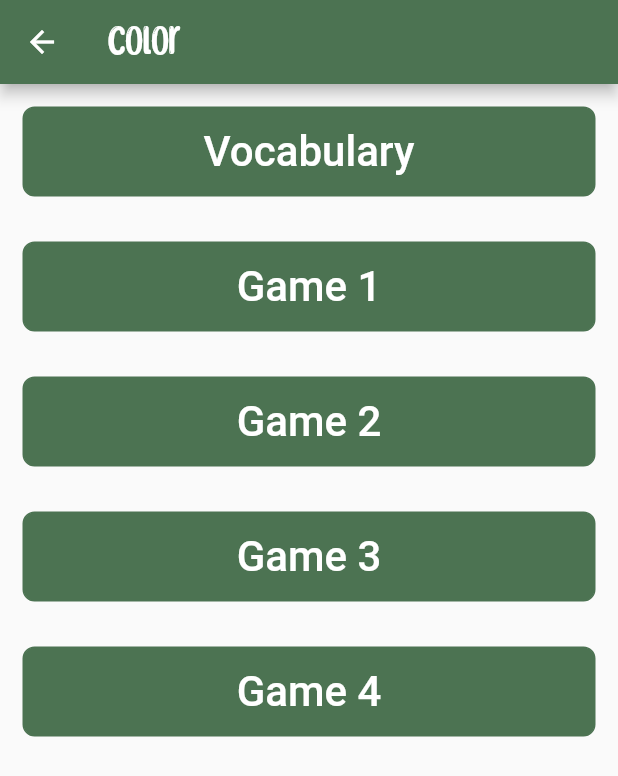
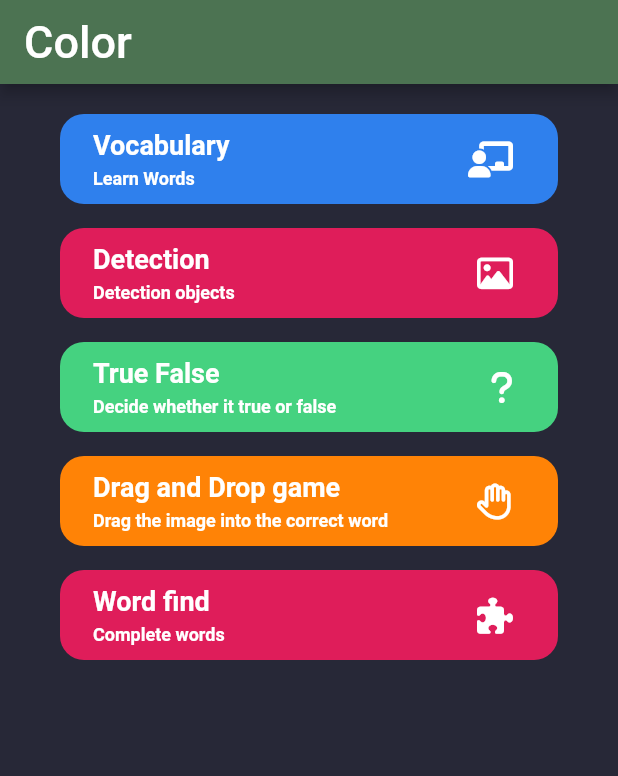
Before and after one commit to quinton2k/english-learning-for-children, a Flutter app: the TopicPage screen opened directly, on a phone screen of 412 x 824 dp. Shown: the top 776 px of the screen. Run offline on Flutter 3.47's test engine with Material 2 defaults, Android fonts, the phone set to English and light mode, and no system bars; our stand-ins replace audioplayers, font_awesome_flutter, just_audio, rflutter_alert; missing offline and left inert: word_search; network calls fail; Roboto replaces fonts that are missing (Manrope).

Commit message:
game UI + fontawesome + update topic page

```diff
--- a/lib/screens/topic_page.dart
+++ b/lib/screens/topic_page.dart
@@ -1,65 +1,111 @@
 import 'package:flutter/material.dart';
-import 'package:flutter/src/foundation/key.dart';
-import 'package:flutter/src/widgets/framework.dart';
 import 'package:learning_english/noglow_behaviour.dart';
+import 'package:font_awesome_flutter/font_awesome_flutter.dart';
 
 class TopicPage extends StatelessWidget {
   const TopicPage({Key? key}) : super(key: key);
 
-  Widget topicSection(String contentName) {
-    return Container(
-      height: 60,
-      margin: const EdgeInsets.all(15.0),
-      padding: const EdgeInsets.all(3.0),
-      decoration: BoxDecoration(
-        borderRadius: BorderRadius.circular(8.0),
-        color: const Color(0xff4C7352),
-        border: Border.all(
-          color: const Color(0xff4C7352),
+  GestureDetector modeButton(
+      String title, String subtitle, IconData icon, Color color, double width) {
+    return GestureDetector(
+      child: Container(
+        decoration: BoxDecoration(
+          color: color,
+          borderRadius: BorderRadius.all(Radius.circular(16)),
+        ),
+        width: width,
+        child: Row(
+          mainAxisAlignment: MainAxisAlignment.spaceBetween,
+          children: [
+            Padding(
+              padding: const EdgeInsets.only(left: 22.0),
+              child: Column(
+                crossAxisAlignment: CrossAxisAlignment.start,
+                children: [
+                  Text(
+                    title,
+                    style: const TextStyle(
+                      fontWeight: FontWeight.bold,
+                      decoration: TextDecoration.none,
+                      fontFamily: 'Manrope',
+                      color: Colors.white,
+                      fontSize: 18.0,
+                    ),
+                  ),
+                  Padding(
+                    padding: const EdgeInsets.only(top: 5.0),
+                    child: Text(
+                      subtitle,
+                      style: const TextStyle(
+                        fontWeight: FontWeight.bold,
+                        decoration: TextDecoration.none,
+                        fontFamily: 'Manrope',
+                        color: Colors.white,
+                        fontSize: 12,
+                      ),
+                    ),
+                  ),
+                ],
+              ),
+            ),
+            Padding(
+              padding: const EdgeInsets.symmetric(horizontal: 30, vertical: 18),
+              child: FaIcon(
+                icon,
+                color: Colors.white,
+              ),
+            ),
+          ],
         ),
       ),
-      child: TextButton(
-          onPressed: () {},
-          child: Text(
-            contentName,
-            style: const TextStyle(color: Colors.white, fontSize: 28),
-          )),
     );
-  }
-
-  List<Widget> listViewUI() {
-    var result = <Widget>[];
-    List<String> contents = [
-      "Vocabulary",
-      "Game 1",
-      "Game 2",
-      "Game 3",
-      "Game 4"
-    ];
-    for (int i = 0; i < contents.length; i++) {
-      result.add(topicSection(contents[i]));
-    }
-    return result;
   }
 
   @override
   Widget build(BuildContext context) {
+    double width = MediaQuery.of(context).size.width - 80;
     return Scaffold(
       appBar: AppBar(
         backgroundColor: const Color(0xff4C7352),
         title: const Text(
           'Color',
-          style: TextStyle(fontFamily: 'SunnySpells', fontSize: 30),
+          style: TextStyle(fontSize: 30),
         ),
       ),
       body: ScrollConfiguration(
         behavior: NoGlowBehaviour(),
-        child: ListView(
-          children: [
-            ListBody(
-              children: listViewUI(),
-            )
-          ],
+        child: Container(
+          color: const Color(0xff272837),
+          child: Center(
+            child: Column(
+              children: [
+                const SizedBox(height: 20),
+                Wrap(
+                  runSpacing: 16,
+                  children: [
+                    modeButton(
+                        'Vocabulary',
+                        'Learn Words',
+                        FontAwesomeIcons.chalkboardUser,
+                        Color(0xFF2F80ED),
+                        width),
+                    modeButton('Detection', 'Detection objects',
+                        FontAwesomeIcons.image, Color(0xffdf1D5A), width),
+                    modeButton('True False', 'Decide whether it true or false',
+                        FontAwesomeIcons.question, Color(0xff45d280), width),
+                    modeButton(
+                        'Drag and Drop game',
+                        'Drag the image into the correct word',
+                        FontAwesomeIcons.hand,
+                        Color(0xffff8306),
+                        width),
+                    modeButton('Word find', 'Complete words',
+                        FontAwesomeIcons.puzzlePiece, Color(0xffdf1D5A), width),
+                  ],
+                ),
+              ],
+            ),
+          ),
         ),
       ),
     );
--- a/lib/screens/topic_vocabularies.dart
+++ b/lib/screens/topic_vocabularies.dart
@@ -12,7 +12,7 @@ class TopicVocabularies extends StatelessWidget {
         backgroundColor: const Color(0xff4C7352),
         title: const Text(
           "Lesson: COLOR",
-          style: TextStyle(fontFamily: 'SunnySpells', fontSize: 30),
+          style: TextStyle(fontSize: 30),
         ),
         actions: <Widget>[
           IconButton(
--- a/pubspec.yaml
+++ b/pubspec.yaml
@@ -39,6 +39,7 @@ dependencies:
   just_audio: ^0.9.29
   word_search: ^0.1.2
   rflutter_alert: ^2.0.4
+  font_awesome_flutter: ^10.2.1
 
 dev_dependencies:
   flutter_test:
```
Also changed, not shown: lib/games/drag_n_drop.dart (added, +230 -0 lines), lib/games/true_false_questions.dart (+25 -10 lines), lib/games/word_find_puzzle.dart (+39 -12 lines), lib/main.dart (+7 -1 lines), pubspec.lock.
